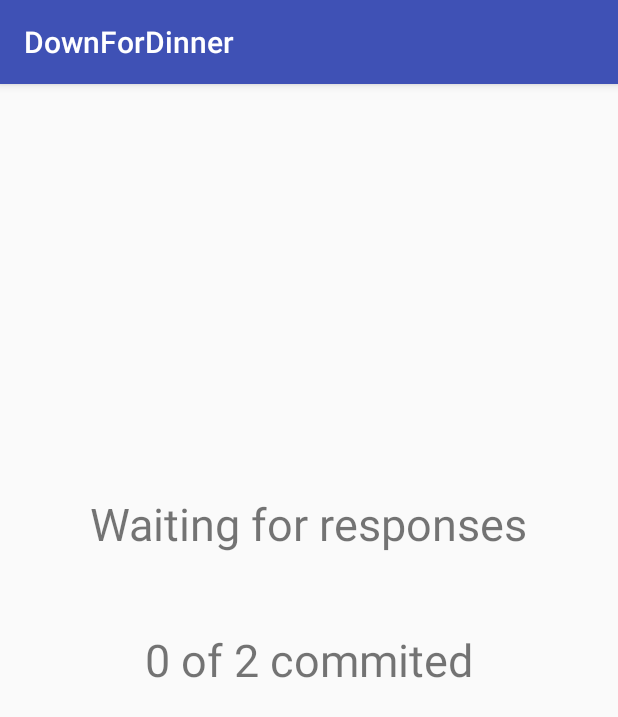
After one commit to cwaldren/DownForDinner, an Android app: the WaitActivity screen opened directly, with no data from a screen before it, on a phone screen of 412 x 824 dp. The commit adds this screen. Shown: the top 717 px of the screen. Run offline under Robolectric (Android 15) with nearby library versions, the phone set to English and light mode, and no system bars.

Commit message:
Add wait activity

```diff
--- /dev/null
+++ b/app/src/main/java/com/caseywaldren/downfordinner/WaitActivity.java
@@ -0,0 +1,13 @@
+package com.caseywaldren.downfordinner;
+
+import android.support.v7.app.AppCompatActivity;
+import android.os.Bundle;
+
+public class WaitActivity extends AppCompatActivity {
+
+    @Override
+    protected void onCreate(Bundle savedInstanceState) {
+        super.onCreate(savedInstanceState);
+        setContentView(R.layout.activity_wait);
+    }
+}
--- /dev/null
+++ b/app/src/main/res/layout/activity_wait.xml
@@ -0,0 +1,32 @@
+<?xml version="1.0" encoding="utf-8"?>
+<RelativeLayout xmlns:android="http://schemas.android.com/apk/res/android"
+    xmlns:tools="http://schemas.android.com/tools"
+    android:layout_width="match_parent"
+    android:layout_height="match_parent"
+    android:paddingBottom="@dimen/activity_vertical_margin"
+    android:paddingLeft="@dimen/activity_horizontal_margin"
+    android:paddingRight="@dimen/activity_horizontal_margin"
+    android:paddingTop="@dimen/activity_vertical_margin"
+    tools:context="com.caseywaldren.downfordinner.WaitActivity">
+
+    <TextView
+        android:id="@+id/waitMsg"
+        android:layout_width="wrap_content"
+        android:layout_height="wrap_content"
+        android:text="Waiting for responses"
+        android:textSize="30dp"
+        android:layout_marginBottom="50dp"
+        android:layout_centerHorizontal="true"
+        android:layout_above="@+id/tvResponses"/>
+
+    <TextView
+        android:id="@+id/tvResponses"
+        android:text="0 of 2 commited"
+        android:textSize="30dp"
+        android:layout_width="wrap_content"
+        android:layout_height="wrap_content"
+        android:layout_centerHorizontal="true"
+        android:layout_centerVertical="true" />
+
+
+</RelativeLayout>
```
Also changed, not shown: app/src/main/AndroidManifest.xml (+8 -13 lines), app/src/main/res/layout/activity_initial_response.xml (+6 -1 lines).
